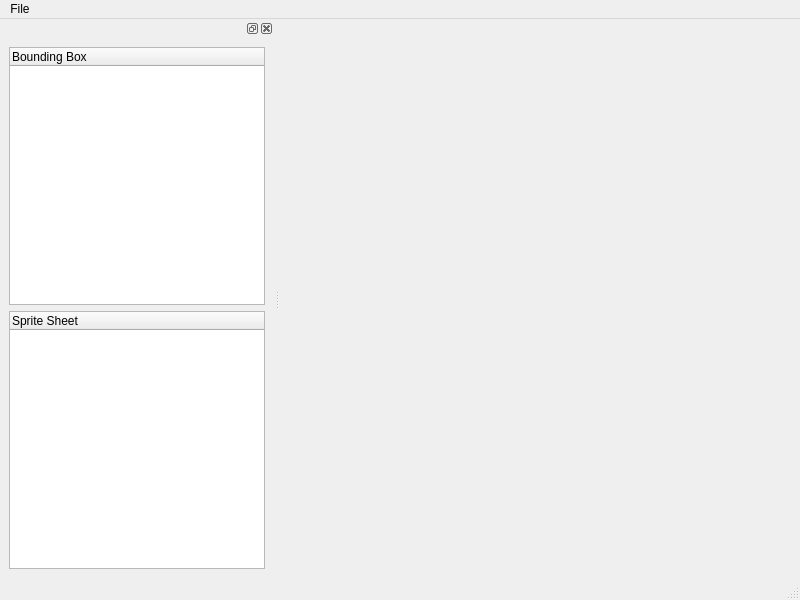
Old version of the form spritesplitter.ui in the repository lzsz518/GameToolKit.
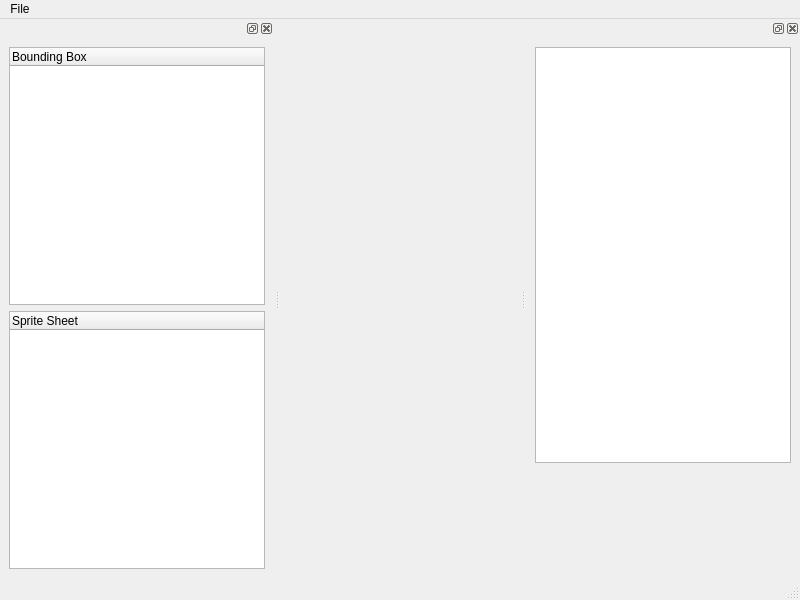
New version of the form.

What changed in the file:
```diff
--- a/spritesplitter.ui
+++ b/spritesplitter.ui
@@ -64,6 +64,35 @@
     </layout>
    </widget>
   </widget>
+  <widget class="QDockWidget" name="dockWidget_2">
+   <attribute name="dockWidgetArea">
+    <number>2</number>
+   </attribute>
+   <widget class="QWidget" name="dockWidgetContents_2">
+    <layout class="QVBoxLayout" name="verticalLayout_4">
+     <item>
+      <layout class="QVBoxLayout" name="verticalLayout_3" stretch="0,0">
+       <item>
+        <widget class="QListWidget" name="sprite_list"/>
+       </item>
+       <item>
+        <widget class="QLabel" name="sprite_label">
+         <property name="minimumSize">
+          <size>
+           <width>100</width>
+           <height>100</height>
+          </size>
+         </property>
+         <property name="text">
+          <string/>
+         </property>
+        </widget>
+       </item>
+      </layout>
+     </item>
+    </layout>
+   </widget>
+  </widget>
   <action name="actionOpen">
    <property name="text">
     <string>Open</string>
```
